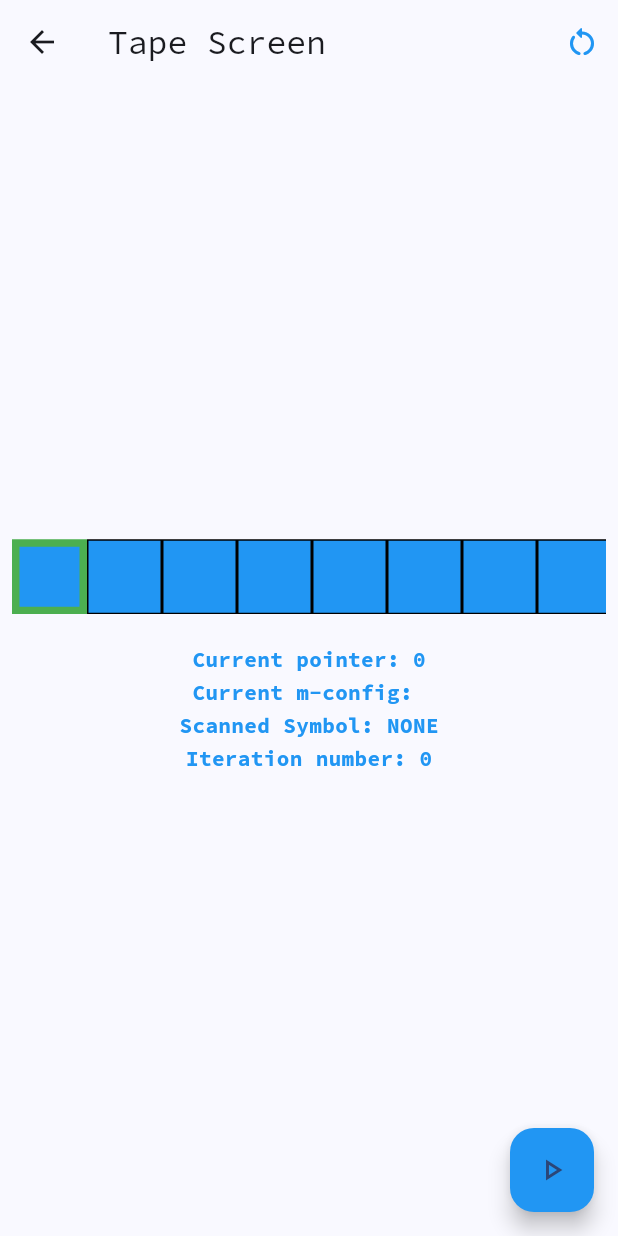
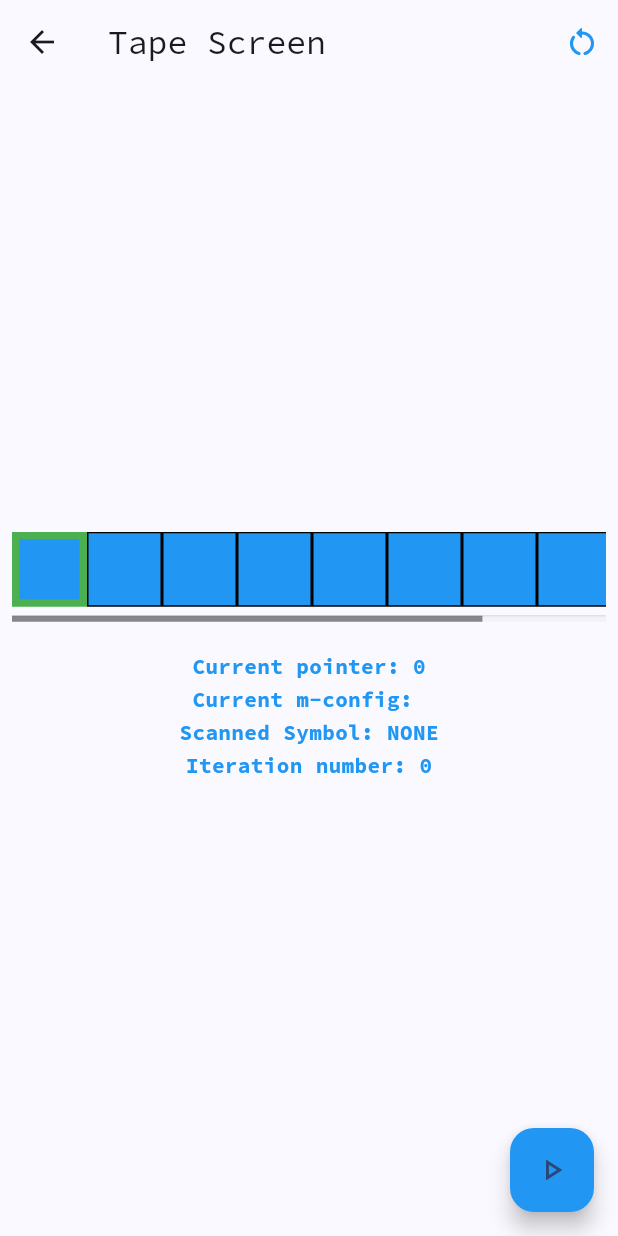
Before and after one commit to nikhil-RGB/turing-machine-generator, a Flutter app: the TapeScreen screen opened directly with empty values, on a phone screen of 412 x 824 dp. Run offline on Flutter 3.47's test engine with Material 3 defaults, Android fonts, the phone set to English and light mode, and no system bars; our stand-ins replace gap, google_fonts, logger.

Commit message:
💄Add scrollbar for tape widget

```diff
--- a/lib/screens/TapeScreen.dart
+++ b/lib/screens/TapeScreen.dart
@@ -7,12 +7,13 @@ import 'package:gap/gap.dart';
 class TapeScreen extends StatefulWidget {
   final TuringMachine machine;
   const TapeScreen({super.key, required this.machine});
-
+  final double tape_cell_width = 50.0;
   @override
   State<TapeScreen> createState() => _TapeScreenState();
 }
 
 class _TapeScreenState extends State<TapeScreen> {
+  final ScrollController _sc = ScrollController();
   @override
   Widget build(BuildContext context) {
     return SafeArea(
@@ -38,7 +39,9 @@ class _TapeScreenState extends State<TapeScreen> {
           Padding(
             padding: const EdgeInsets.symmetric(horizontal: 8.0),
             child: TapeWidget(
+              cell_width: widget.tape_cell_width,
               tape: widget.machine.tape,
+              s_controller: _sc,
             ),
           ),
           const Gap(20),
@@ -92,6 +95,11 @@ class _TapeScreenState extends State<TapeScreen> {
           }
           if (result) {
             setState(() {});
+            _sc.animateTo(
+              (widget.tape_cell_width * widget.machine.tape.pointer),
+              duration: const Duration(milliseconds: 200),
+              curve: Curves.ease,
+            );
           }
         },
         backgroundColor: Colors.blue,
--- a/lib/widgets/TapeWidget.dart
+++ b/lib/widgets/TapeWidget.dart
@@ -4,14 +4,27 @@ import 'package:turing_machines/models/Tape.dart';
 class TapeWidget extends StatelessWidget {
   //Tape to be passed to the Tape Widget
 
-  const TapeWidget({super.key, required this.tape});
+  const TapeWidget(
+      {super.key,
+      required this.tape,
+      required this.s_controller,
+      required this.cell_width});
   final Tape tape;
+  final ScrollController s_controller;
+  final double cell_width;
   @override
   Widget build(BuildContext context) {
     return Center(
+      child: Scrollbar(
+        controller: s_controller,
+        thumbVisibility: true,
+        trackVisibility: true,
+        child: Padding(
+          padding: const EdgeInsets.only(bottom: 10.0),
           child: SizedBox(
             height: 50,
             child: ListView.builder(
+                controller: s_controller,
                 shrinkWrap: true,
                 padding: const EdgeInsets.all(0),
                 scrollDirection: Axis.horizontal,
@@ -20,6 +33,8 @@ class TapeWidget extends StatelessWidget {
                   //TO-DO: Build a horizontal list
                   return buildTapeCell(index);
                 }),
+          ),
+        ),
       ),
     );
   }
@@ -34,7 +49,7 @@ class TapeWidget extends StatelessWidget {
         color: Colors.blue,
       ),
       margin: const EdgeInsets.all(0),
-      width: 50,
+      width: cell_width,
       child: Center(child: Text(tape.tape[index])),
     );
   }
```
Also changed, not shown: 1 other file. Lines whose indentation alone changed are shown as unchanged.
